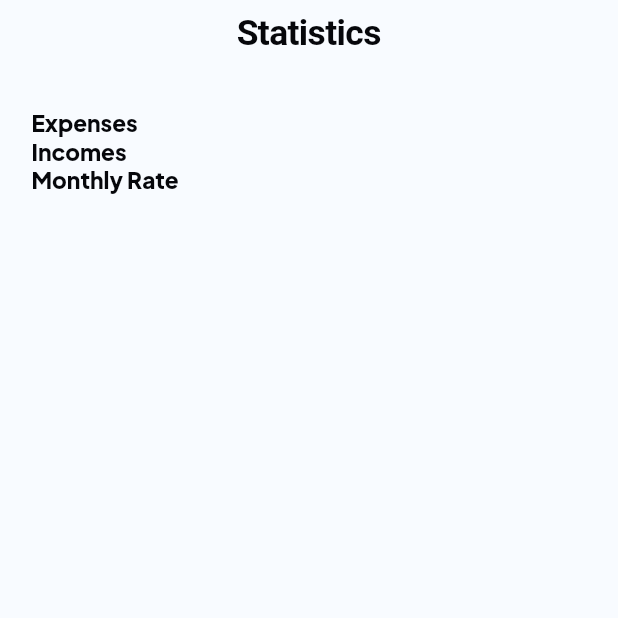
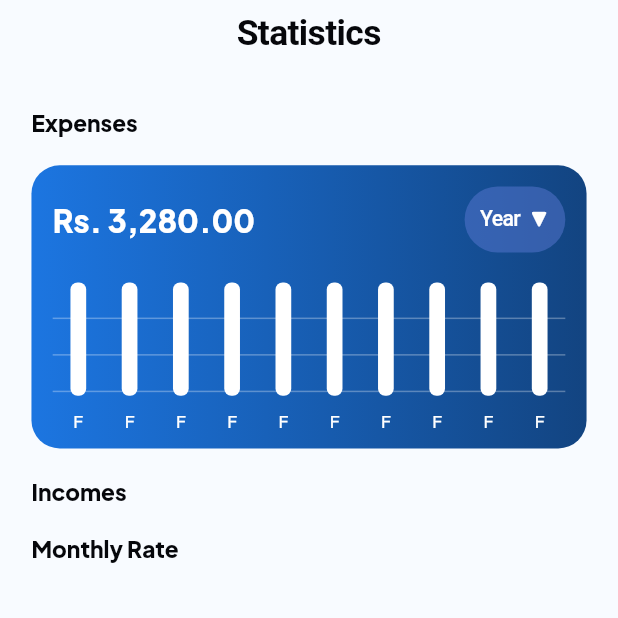
Before and after one commit to Raja-Hamid/wisefox, a Flutter app: the StatisticsScreen screen opened directly, on a phone screen of 412 x 824 dp, the top half of it. Run offline on Flutter 3.47's test engine with Material 3 defaults, Android fonts, the phone set to English and light mode, and no system bars; our stand-ins replace equatable, flutter_bloc, flutter_screenutil, flutter_svg, fpdart, get_it and 1 more; accounts and stored records are empty.

Commit message:
Implemented the Expense Graph and Savings Card

```diff
--- a/lib/features/dashboard/presentation/screens/home_screen.dart
+++ b/lib/features/dashboard/presentation/screens/home_screen.dart
@@ -8,6 +8,7 @@ import 'package:wisefox/core/utilities/dialog_helpers.dart';
 import 'package:wisefox/features/dashboard/presentation/bloc/dashboard_bloc.dart';
 import 'package:wisefox/features/dashboard/presentation/bloc/dashboard_event.dart';
 import 'package:wisefox/features/dashboard/presentation/bloc/dashboard_state.dart';
+import 'package:wisefox/features/dashboard/presentation/widgets/expense_chart.dart';
 import 'package:wisefox/features/dashboard/presentation/widgets/gradient_card.dart';
 import 'package:wisefox/features/dashboard/presentation/widgets/income_card.dart';
 import 'package:wisefox/features/profile/presentation/bloc/profile_bloc.dart';
@@ -26,6 +27,7 @@ class _HomeScreenState extends State<HomeScreen> {
   void initState() {
     super.initState();
     context.read<DashboardBloc>().add(FetchDashboardDataRequested());
+    context.read<ProfileBloc>().add(FetchProfileDataRequested());
   }
 
   @override
@@ -315,6 +317,7 @@ class _HomeScreenState extends State<HomeScreen> {
                       ],
                     ),
                     SizedBox(height: 20.h),
+                    ExpenseChart(),
                   ],
                 ),
               ),
--- a/lib/features/dashboard/presentation/screens/statistics_screen.dart
+++ b/lib/features/dashboard/presentation/screens/statistics_screen.dart
@@ -1,6 +1,7 @@
 import 'package:flutter/cupertino.dart';
 import 'package:flutter_screenutil/flutter_screenutil.dart';
 import 'package:wisefox/core/utilities/app_colors.dart';
+import 'package:wisefox/features/dashboard/presentation/widgets/expense_chart.dart';
 
 class StatisticsScreen extends StatefulWidget {
   const StatisticsScreen({super.key});
@@ -40,6 +41,9 @@ class _StatisticsScreenState extends State<StatisticsScreen> {
                   fontWeight: FontWeight.w700,
                 ),
               ),
+              SizedBox(height: 20.h),
+              ExpenseChart(),
+              SizedBox(height: 20.h),
               Text(
                 'Incomes',
                 style: TextStyle(
@@ -48,6 +52,7 @@ class _StatisticsScreenState extends State<StatisticsScreen> {
                   fontWeight: FontWeight.w700,
                 ),
               ),
+              SizedBox(height: 20.h),
               Text(
                 'Monthly Rate',
                 style: TextStyle(
@@ -56,6 +61,7 @@ class _StatisticsScreenState extends State<StatisticsScreen> {
                   fontWeight: FontWeight.w700,
                 ),
               ),
+              SizedBox(height: 20.h),
             ],
           ),
         ),
--- /dev/null
+++ b/lib/features/dashboard/presentation/widgets/expense_chart.dart
@@ -0,0 +1,132 @@
+import 'package:flutter/cupertino.dart';
+import 'package:flutter_screenutil/flutter_screenutil.dart';
+import 'package:wisefox/core/utilities/app_colors.dart';
+
+class ExpenseChart extends StatelessWidget {
+  const ExpenseChart({super.key});
+
+  @override
+  Widget build(BuildContext context) {
+    return Container(
+      width: double.infinity,
+      height: 200.h,
+      decoration: BoxDecoration(
+        borderRadius: BorderRadius.circular(20.r),
+        gradient: LinearGradient(
+          colors: [
+            Color(0xFF0165DD).withValues(alpha: 0.89),
+            Color(0xFF013677).withValues(alpha: 0.93),
+          ],
+        ),
+      ),
+      child: Padding(
+        padding: EdgeInsets.all(15.r),
+        child: Column(
+          children: [
+            Row(
+              mainAxisAlignment: MainAxisAlignment.spaceBetween,
+              crossAxisAlignment: CrossAxisAlignment.center,
+              children: [
+                Text(
+                  'Rs. 3,280.00',
+                  style: TextStyle(
+                    color: CupertinoColors.white,
+                    fontSize: 22.sp,
+                    fontWeight: FontWeight.w600,
+                  ),
+                ),
+                CupertinoButton(
+                  color: Color(0xff5A78D3).withValues(alpha: 0.49),
+                  borderRadius: BorderRadius.circular(30.r),
+                  padding: EdgeInsets.symmetric(horizontal: 10.w),
+                  child: Row(
+                    mainAxisSize: MainAxisSize.min,
+                    mainAxisAlignment: MainAxisAlignment.center,
+                    crossAxisAlignment: CrossAxisAlignment.center,
+                    children: [
+                      Text(
+                        'Year',
+                        style: TextStyle(
+                          color: CupertinoColors.white,
+                          fontSize: 15.sp,
+                          fontWeight: FontWeight.w500,
+                        ),
+                      ),
+                      SizedBox(width: 5.w),
+                      Icon(
+                        CupertinoIcons.arrowtriangle_down_fill,
+                        color: CupertinoColors.white,
+                        size: 15.sp,
+                      ),
+                    ],
+                  ),
+                  onPressed: () {},
+                ),
+              ],
+            ),
+            SizedBox(height: 20),
+            Expanded(
+              child: Stack(
+                children: [
+                  Positioned.fill(
+                    child: Column(
+                      children: [
+                        Expanded(flex: 1, child: Container()),
+                        Container(
+                          height: 1,
+                          color: AppColors.white.withValues(alpha: 0.3),
+                        ),
+                        Expanded(flex: 1, child: Container()),
+                        Container(
+                          height: 1,
+                          color: AppColors.white.withValues(alpha: 0.3),
+                        ),
+                        Expanded(flex: 1, child: Container()),
+                        Container(
+                          height: 1,
+                          color: AppColors.white.withValues(alpha: 0.3),
+                        ),
+                        Expanded(flex: 1, child: Container()),
+                      ],
+                    ),
+                  ),
+                  Row(
+                    mainAxisAlignment: MainAxisAlignment.spaceEvenly,
+                    crossAxisAlignment: CrossAxisAlignment.end,
+                    children: List.generate(10, (index) {
+                      return Expanded(
+                        child: Column(
+                          mainAxisAlignment: MainAxisAlignment.end,
+                          children: [
+                            Container(
+                              width: 10.w,
+                              height: 80.h,
+                              margin: EdgeInsets.symmetric(horizontal: 2.w),
+                              decoration: BoxDecoration(
+                                color: CupertinoColors.white,
+                                borderRadius: BorderRadius.circular(5.r),
+                              ),
+                            ),
+                            SizedBox(height: 10.h),
+                            Text(
+                              'F',
+                              style: TextStyle(
+                                color: CupertinoColors.white,
+                                fontSize: 12.sp,
+                                fontWeight: FontWeight.w500,
+                              ),
+                            ),
+                          ],
+                        ),
+                      );
+                    }),
+                  ),
+                ],
+              ),
+            ),
+          ],
+        ),
+      ),
+    );
+  }
+}
--- a/lib/features/profile/presentation/screens/edit_profile_screen.dart
+++ b/lib/features/profile/presentation/screens/edit_profile_screen.dart
@@ -20,6 +20,7 @@ class EditProfileScreen extends StatefulWidget {
 }
 
 class _EditProfileScreenState extends State<EditProfileScreen> {
+  String? tempAvatar;
   final _formKey = GlobalKey<FormState>();
   final TextEditingController _firstNameController = TextEditingController();
   final TextEditingController _lastNameController = TextEditingController();
@@ -36,6 +37,7 @@ class _EditProfileScreenState extends State<EditProfileScreen> {
   void _setProfileData(ProfileEntity entity) {
     _firstNameController.text = entity.firstName ?? '';
     _lastNameController.text = entity.lastName ?? '';
+    tempAvatar = entity.firstName?[0] ?? 'R';
   }
 
   @override
@@ -117,7 +119,7 @@ class _EditProfileScreenState extends State<EditProfileScreen> {
                               shape: BoxShape.circle,
                             ),
                             child: Text(
-                              'R',
+                              '$tempAvatar',
                               style: TextStyle(
                                 color: AppColors.white,
                                 fontSize: 50.sp,
```
Also changed, not shown: lib/features/dashboard/presentation/screens/savings_screen.dart (+17 -0 lines), lib/features/dashboard/presentation/widgets/savings_card.dart (added, +120 -0 lines), assets/icons/car.svg (added), assets/icons/house.svg (added).
